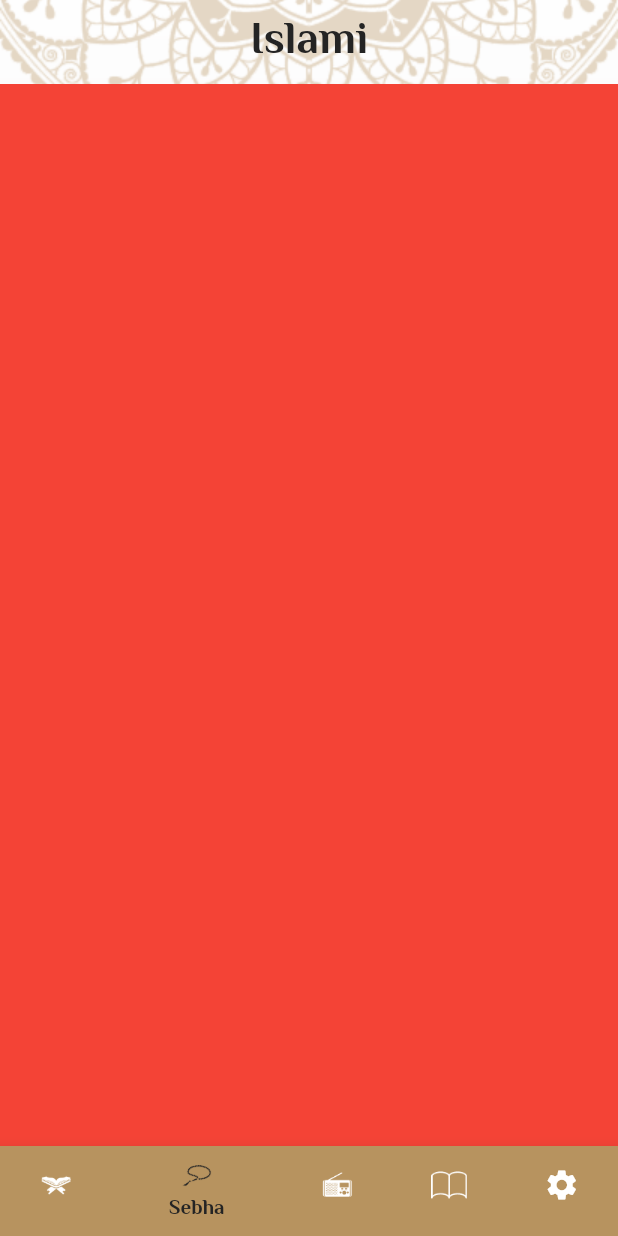
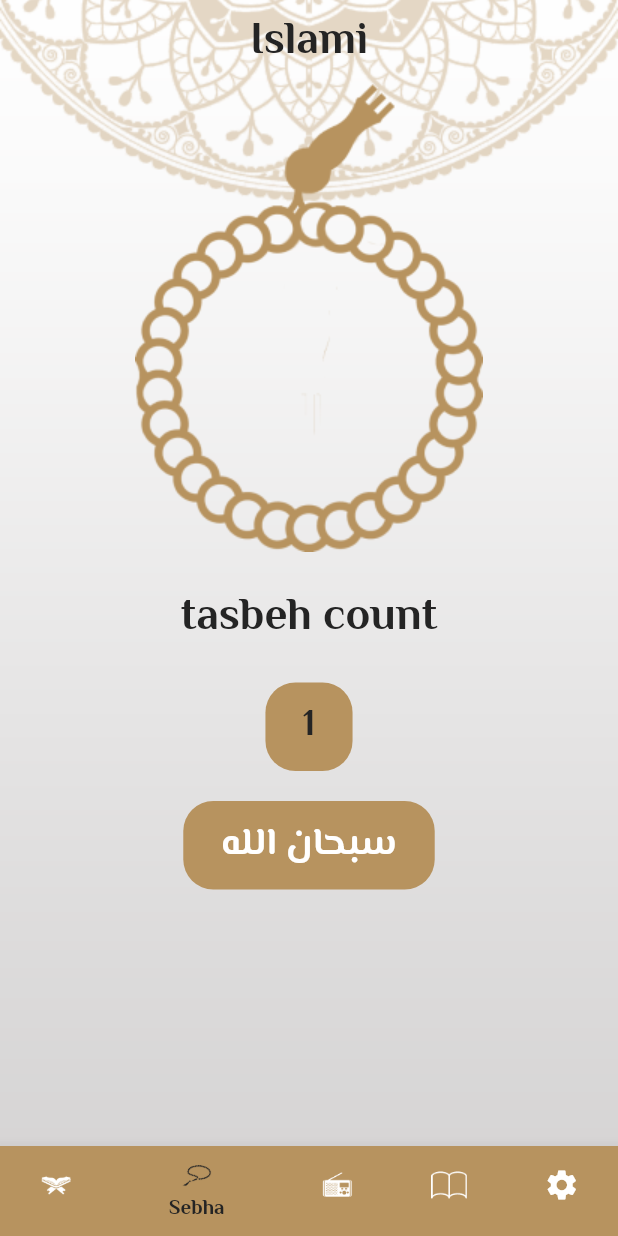
Before and after one commit to hadyawny/islami_app, a Flutter app: the screen it shows after launch, item 2 of the bottom bar chosen, on a phone screen of 412 x 824 dp. Run offline on Flutter 3.47's test engine with Material 2 defaults, Android fonts, the phone set to English and light mode, and no system bars; our stand-ins replace google_fonts.

Commit message:
finished design sebha tab

```diff
--- a/lib/tabs/sebha_tab.dart
+++ b/lib/tabs/sebha_tab.dart
@@ -1,12 +1,49 @@
 import 'package:flutter/material.dart';
+import 'package:google_fonts/google_fonts.dart';
+import 'package:islami_app/my_theme_data.dart';
 
 class SebhaTab extends StatelessWidget {
   const SebhaTab({super.key});
 
   @override
   Widget build(BuildContext context) {
-    return Container(
-      color: Colors.red,
+    return Center(
+      child: Column(
+        children: [
+          Image.asset("assets/images/sebha_body.png"),
+          SizedBox(
+            height: 20,
+          ),
+          Text(
+            "tasbeh count",
+            style: Theme.of(context).textTheme.bodyLarge,
+          ),
+          SizedBox(
+            height: 20,
+          ),
+          Container(
+              padding: EdgeInsets.symmetric(vertical: 10, horizontal: 25),
+              decoration: BoxDecoration(
+                borderRadius: BorderRadius.circular(20),
+                color: MyThemeData.primaryColor,
+              ),
+              child: Text(
+                "1",
+                style: TextStyle(color: MyThemeData.blackColor),
+              )),
+          SizedBox(
+            height: 20,
+          ),
+          Container(
+            padding: EdgeInsets.symmetric(vertical: 10, horizontal: 25),
+            decoration: BoxDecoration(
+                borderRadius: BorderRadius.circular(20),
+                color: MyThemeData.primaryColor),
+            child: Text("سبحان الله",
+                style: Theme.of(context).textTheme.bodyMedium),
+          )
+        ],
+      ),
     );
   }
 }
```
Also changed, not shown: assets/images/2.0x/sebha_body@2x.png (added), assets/images/3.0x/sebha_body@3x.png (added), assets/images/sebha_body.png (added).
